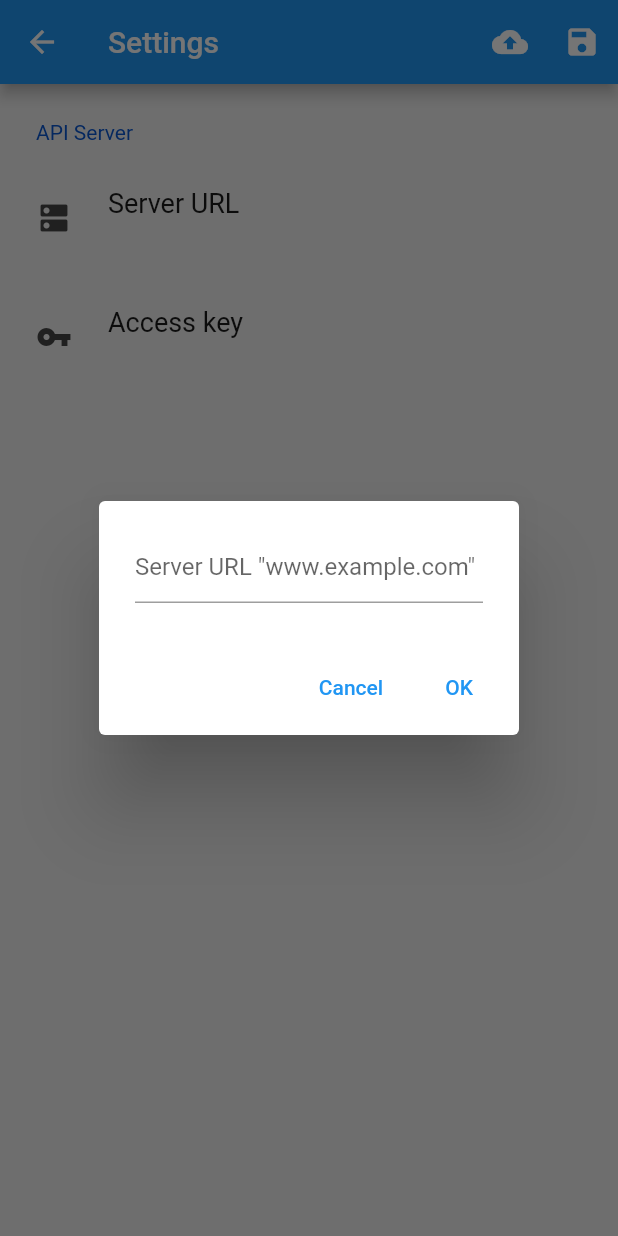
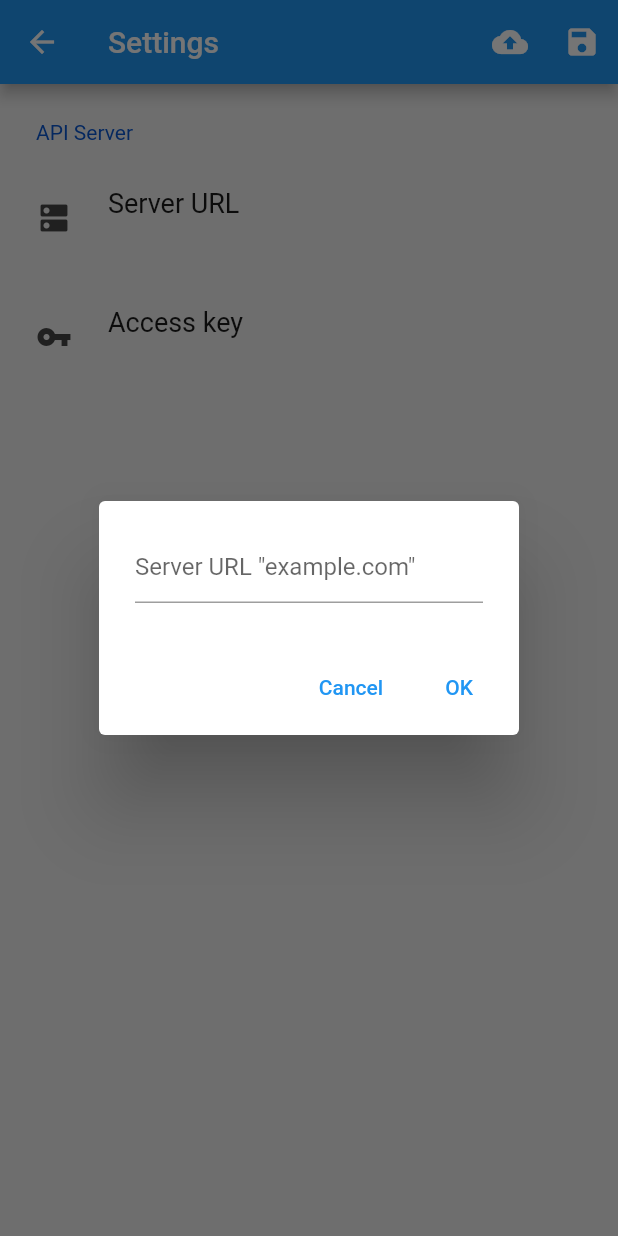
Before and after one commit to nicomahery/lumiere, a Flutter app: the SettingPage screen opened directly, after a tap on "Server URL", on a phone screen of 412 x 824 dp. Run offline on Flutter 3.47's test engine with Material 2 defaults, Android fonts, the light colour scheme and no system bars; drawn by our look-alikes of settings_ui; our stand-ins replace camera, dio, fluttertoast, get_it, shared_preferences; accounts and stored records are empty.

Commit message:
label fixed

```diff
--- a/lib/ui/SettingPage.dart
+++ b/lib/ui/SettingPage.dart
@@ -112,7 +112,7 @@ class _SettingPageState extends State<SettingPage> {
                 onPressed: (context) => showDialog(
                     context: context,
                     builder: (context) => TextFieldDialog(
-                        inputHintText: 'Server URL "www.example.com"',
+                        inputHintText: 'Server URL "example.com"',
                         cancelFunction: () => Navigator.pop(context),
                         confirmFunction: (String newUrl) {
                           this._apiUrl = newUrl;
```
